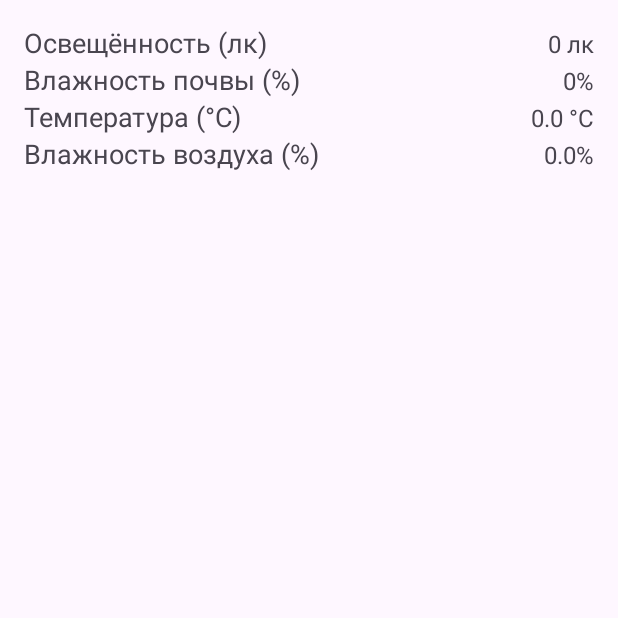
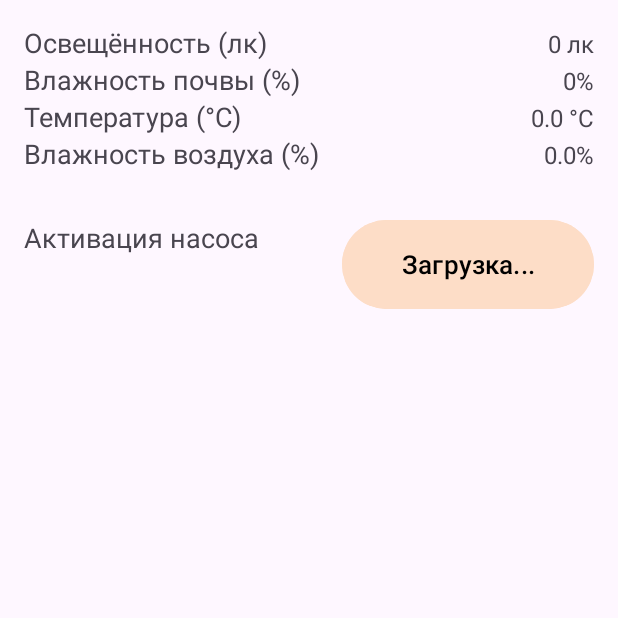
Before and after one commit to Kirrius/Frontend, an Android app built with Jetpack Compose: the MainActivityParametr screen opened directly, with no data from a screen before it, on a phone screen of 412 x 824 dp, the top half of it. Run offline under Robolectric (Android 15) with nearby library versions, the phone set to English and light mode, and no system bars; libraries missing offline, so code that uses them is left out: fi.iki.elonen; Roboto replaces fonts that are not available here; 1 statement that could not run was skipped.

Commit message:
1 commit

```diff
--- a/app/src/main/AndroidManifest.xml
+++ b/app/src/main/AndroidManifest.xml
@@ -70,6 +70,7 @@
             android:label="@string/title_activity_main_activitymenu"
             android:screenOrientation="portrait"
             android:theme="@style/Theme.Plant_care" />
+
         <activity
             android:name=".MainActivityMenu"
             android:exported="false"
--- a/app/src/main/java/com/example/plant_care/MainActivityLogin.kt
+++ b/app/src/main/java/com/example/plant_care/MainActivityLogin.kt
@@ -132,7 +132,7 @@ class MainActivityLogin : AppCompatActivity() {
                         editor.putBoolean("isLoggedIn", true)
                         editor.commit()
 
-                        showToast("Регистрация успешна")
+                       // showToast("Регистрация успешна")
                             // Переходим в MainActivity; ставим флаг skipLoginCheck чтобы главный экран не редиректил обратно.
                             // Также очищаем стек, чтобы не вернуться на экран логина.
                             val intent = Intent(this@MainActivityLogin, MainActivity::class.java)
--- a/app/src/main/java/com/example/plant_care/MainActivityParametr.kt
+++ b/app/src/main/java/com/example/plant_care/MainActivityParametr.kt
@@ -2,33 +2,68 @@ package com.example.plant_care
 
 import android.os.Bundle
 import android.util.Log
+import android.widget.Button
 import android.widget.TextView
 import android.widget.Toast
 import androidx.appcompat.app.AppCompatActivity
 import fi.iki.elonen.NanoHTTPD
 import org.json.JSONObject
 import java.io.IOException
+import java.io.InputStreamReader
+import java.net.HttpURLConnection
+import java.net.URL
 
 class MainActivityParametr : AppCompatActivity() {
     private var sensorDataServer: SensorDataServer? = null
+
+    // UI элементы (соответствуют вашему XML)
+    private lateinit var lightValueTv: TextView
+    private lateinit var soilValueTv: TextView
+    private lateinit var tempValueTv: TextView
+    private lateinit var humidityValueTv: TextView
+    private lateinit var pumpButton: Button
+
+    // Хост ESP по умолчанию (используйте IP если mDNS не доступен)
+    private var espHost = "http://esp32.local" // замените на "http://192.168.x.y" при необходимости
+
+    // Текущее известное состояние насоса (null = неизвестно)
+    private var pumpStateKnown: Boolean? = null
 
     override fun onCreate(savedInstanceState: Bundle?) {
         super.onCreate(savedInstanceState)
         setContentView(R.layout.activity_main_parametr)
 
-        // Запускаем сервер для приема данных
+        // Находим UI по id из вашего XML
+        lightValueTv = findViewById(R.id.lightValue)
+        soilValueTv = findViewById(R.id.soilValue)
+        tempValueTv = findViewById(R.id.tempValue)
+        humidityValueTv = findViewById(R.id.humidityValue)
+        pumpButton = findViewById(R.id.button11)
+
+        // Инициализация текста кнопки
+        pumpButton.text = "Загрузка..."
+
+        // Клик по кнопке: переключаем насос
+        pumpButton.setOnClickListener {
+            // отправляем команду toggle на ESP
+            sendTogglePumpRequest(espHost)
+        }
+
+        // Запускаем сервер для приёма данных от ESP
         startSensorServer()
+
+        // Попытка получить текущее состояние насоса при старте
+        requestPumpStatus(espHost)
     }
 
     private fun startSensorServer() {
         sensorDataServer = SensorDataServer(8080)
         try {
             sensorDataServer?.start()
-            //showToast("Сервер запущен на порту 8080")
             Log.d("SensorServer", "Сервер запущен")
         } catch (e: IOException) {
-           // showToast("Ошибка запуска сервера")
             Log.e("SensorServer", "Ошибка запуска", e)
+            showToast("Ошибка запуска локального сервера")
         }
     }
 
@@ -66,26 +101,33 @@ class MainActivityParametr : AppCompatActivity() {
                 // Парсинг JSON
                 val json = JSONObject(postData)
                 val deviceId = json.optString("device", "unknown")
-                val sensors = json.getJSONObject("sensors")
+                val sensors = json.optJSONObject("sensors") ?: JSONObject()
 
-                // Извлечение значений
-                val light = sensors.getInt("light")
-                val soil = sensors.getInt("soil")
-                val temp = sensors.getDouble("temp")
-                val humidity = sensors.getDouble("humidity")
+                // Извлечение значений (без падения, если чего-то нет)
+                val light = sensors.optInt("light", 0)
+                val soil = sensors.optInt("soil", 0)
+                val temp = sensors.optDouble("temp", Double.NaN)
+                val humidity = sensors.optDouble("humidity", Double.NaN)
+                val pump = sensors.optBoolean("pump", false) // <- если ESP присылает
 
-                // Вывод в консоль (Logcat)
                 Log.i("SENSOR_VALUES", "===================================")
+                Log.i("SENSOR_VALUES", "Device: $deviceId")
                 Log.i("SENSOR_VALUES", "Освещенность: $light лк")
                 Log.i("SENSOR_VALUES", "Влажность почвы: $soil%")
                 Log.i("SENSOR_VALUES", "Температура: $temp °C")
                 Log.i("SENSOR_VALUES", "Влажность воздуха: $humidity%")
+                Log.i("SENSOR_VALUES", "Насос (from ESP): ${if (pump) "ON" else "OFF"}")
                 Log.i("SENSOR_VALUES", "===================================")
 
                 // Обновление UI
                 runOnUiThread {
                     updateSensorValues(light, soil, temp, humidity)
+                    // если в приходящем JSON есть поле pump — обновляем состояние кнопки
+                    updatePumpUI(pump)
                 }
+
+                // Опционально: зафиксировать IP ESP как последний отправитель (если понадобится)
+                // Здесь мы не извлекаем IP из session напрямую, чтобы не зависеть от версии NanoHTTPD.
 
                 // Успешный ответ
                 newFixedLengthResponse(
@@ -109,11 +151,117 @@ class MainActivityParametr : AppCompatActivity() {
     }
 
     private fun updateSensorValues(light: Int, soil: Int, temp: Double, humidity: Double) {
-        findViewById<TextView>(R.id.lightValue).text = "$light лк"
-        findViewById<TextView>(R.id.soilValue).text = "$soil%"
-        findViewById<TextView>(R.id.tempValue).text = "%.1f °C".format(temp)
-        findViewById<TextView>(R.id.humidityValue).text = "%.1f%%".format(humidity)
+        lightValueTv.text = "$light лк"
+        soilValueTv.text = "$soil%"
+        tempValueTv.text = if (temp.isNaN()) "--" else "%.1f °C".format(temp)
+        humidityValueTv.text = if (humidity.isNaN()) "--" else "%.1f%%".format(humidity)
 
         Log.d("UI", "Updated values: light=$light, soil=$soil, temp=$temp, humidity=$humidity")
     }
+
+    // Обновление UI кнопки по состоянию насоса
+    private fun updatePumpUI(isOn: Boolean) {
+        pumpStateKnown = isOn
+        pumpButton.text = if (isOn) "Выключить насос" else "Включить насос"
+    }
+
+    // Отправка POST запроса на ESP /togglePump
+    private fun sendTogglePumpRequest(host: String) {
+        Thread {
+            try {
+                val url = URL("$host/togglePump")
+                val conn = (url.openConnection() as HttpURLConnection).apply {
+                    requestMethod = "POST"
+                    doOutput = true
+                    connectTimeout = 5000
+                    readTimeout = 5000
+                    setRequestProperty("Content-Type", "application/json")
+                }
+
+                // отправим пустой JSON — ESP не требует тела
+                conn.outputStream.use { os ->
+                    os.write("{}".toByteArray())
+                    os.flush()
+                }
+
+                val code = conn.responseCode
+                val resp = try {
+                    InputStreamReader(if (code in 200..299) conn.inputStream else conn.errorStream ?: conn.inputStream).use { it.readText() }
+                } catch (e: Exception) {
+                    ""
+                }
+
+                Log.d("PumpToggle", "HTTP $code, resp: $resp")
+
+                // Попытка распарсить ответ JSON {"pump":true/false}
+                var newState: Boolean? = null
+                try {
+                    if (resp.isNotBlank()) {
+                        val j = JSONObject(resp)
+                        if (j.has("pump")) newState = j.getBoolean("pump")
+                    }
+                } catch (e: Exception) {
+                    Log.w("PumpToggle", "Не удалось распарсить ответ в JSON", e)
+                }
+
+                runOnUiThread {
+                    if (code in 200..299) {
+                        if (newState != null) updatePumpUI(newState)
+                        else {
+                            // если состояние не вернули — инвертируем локально (предположение)
+                            pumpStateKnown = pumpStateKnown?.not() ?: null
+                            pumpStateKnown?.let { updatePumpUI(it) }
+                        }
+                    } else {
+                        showToast("Ошибка управления насосом (код $code)")
+                    }
+                }
+                conn.disconnect()
+            } catch (e: Exception) {
+                Log.e("PumpToggle", "Error toggling pump", e)
+                runOnUiThread {
+                    showToast("Ошибка отправки команды: ${e.message}")
+                }
+            }
+        }.start()
+    }
+
+    // Получить статус насоса с ESP (/pumpStatus)
+    private fun requestPumpStatus(host: String) {
+        Thread {
+            try {
+                val url = URL("$host/pumpStatus")
+                val conn = (url.openConnection() as HttpURLConnection).apply {
+                    requestMethod = "GET"
+                    connectTimeout = 4000
+                    readTimeout = 4000
+                }
+
+                val code = conn.responseCode
+                val resp = try {
+                    InputStreamReader(if (code in 200..299) conn.inputStream else conn.errorStream ?: conn.inputStream).use { it.readText() }
+                } catch (e: Exception) {
+                    ""
+                }
+
+                Log.d("PumpStatus", "HTTP $code, resp: $resp")
+
+                if (code in 200..299 && resp.isNotBlank()) {
+                    try {
+                        val j = JSONObject(resp)
+                        val pump = j.optBoolean("pump", false)
+                        runOnUiThread { updatePumpUI(pump) }
+                    } catch (e: Exception) {
+                        Log.w("PumpStatus", "Не удалось распарсить JSON", e)
+                    }
+                } else {
+                    Log.w("PumpStatus", "Non-OK response $code")
+                }
+
+                conn.disconnect()
+            } catch (e: Exception) {
+                Log.e("PumpStatus", "Error requesting pump status", e)
+            }
+        }.start()
+    }
 }
--- a/app/src/main/java/com/example/plant_care/MainActivitylogin2.kt
+++ b/app/src/main/java/com/example/plant_care/MainActivitylogin2.kt
@@ -118,7 +118,7 @@ class MainActivitylogin2 : AppCompatActivity() {
                         // Фаллбек: если тело пустое, но код 200 — считаем вход успешным
                         if (responseBody.isNullOrEmpty()) {
                             saveLoginAndGoMain(email, null)
-                          //  showToast("Вход выполнен (без тела ответа).")
+                            //  showToast("Вход выполнен (без тела ответа).")
                             return@withContext
                         }
 
@@ -141,7 +141,7 @@ class MainActivitylogin2 : AppCompatActivity() {
                             Log.e(TAG, "JSON parsing error", e)
                             // Если парсинг упал, но HTTP 200 — делаем fallback
                             saveLoginAndGoMain(email, null)
-                           // showToast("Вход выполнен (не удалось распарсить ответ).")
+                            // showToast("Вход выполнен (не удалось распарсить ответ).")
                         }
                     } else {
                         // Ошибки HTTP
--- a/app/src/main/res/layout/activity_main_parametr.xml
+++ b/app/src/main/res/layout/activity_main_parametr.xml
@@ -1,11 +1,11 @@
 <?xml version="1.0" encoding="utf-8"?>
-<androidx.constraintlayout.widget.ConstraintLayout
-    xmlns:android="http://schemas.android.com/apk/res/android"
+<androidx.constraintlayout.widget.ConstraintLayout xmlns:android="http://schemas.android.com/apk/res/android"
     xmlns:app="http://schemas.android.com/apk/res-auto"
     xmlns:tools="http://schemas.android.com/tools"
     android:id="@+id/main"
     android:layout_width="match_parent"
     android:layout_height="match_parent"
+    android:backgroundTint="@color/menu"
     android:padding="16dp"
     tools:context=".MainActivityParametr">
 
@@ -16,7 +16,7 @@
         android:text="Освещённость (лк)"
         android:textSize="18sp"
         app:layout_constraintStart_toStartOf="parent"
-        app:layout_constraintTop_toTopOf="parent"/>
+        app:layout_constraintTop_toTopOf="parent" />
 
     <TextView
         android:id="@+id/lightValue"
@@ -35,7 +35,7 @@
         android:text="Влажность почвы (%)"
         android:textSize="18sp"
         app:layout_constraintStart_toStartOf="parent"
-        app:layout_constraintTop_toBottomOf="@id/lightLabel"/>
+        app:layout_constraintTop_toBottomOf="@id/lightLabel" />
 
     <TextView
         android:id="@+id/soilValue"
@@ -44,7 +44,7 @@
         android:text="0%"
         android:textSize="16sp"
         app:layout_constraintBaseline_toBaselineOf="@id/soilLabel"
-        app:layout_constraintEnd_toEndOf="parent"/>
+        app:layout_constraintEnd_toEndOf="parent" />
 
     <TextView
         android:id="@+id/tempLabel"
@@ -53,7 +53,7 @@
         android:text="Температура (°C)"
         android:textSize="18sp"
         app:layout_constraintStart_toStartOf="parent"
-        app:layout_constraintTop_toBottomOf="@id/soilLabel"/>
+        app:layout_constraintTop_toBottomOf="@id/soilLabel" />
 
     <TextView
         android:id="@+id/tempValue"
@@ -62,7 +62,7 @@
         android:text="0.0 °C"
         android:textSize="16sp"
         app:layout_constraintBaseline_toBaselineOf="@id/tempLabel"
-        app:layout_constraintEnd_toEndOf="parent"/>
+        app:layout_constraintEnd_toEndOf="parent" />
 
     <TextView
         android:id="@+id/humidityLabel"
@@ -71,7 +71,17 @@
         android:text="Влажность воздуха (%)"
         android:textSize="18sp"
         app:layout_constraintStart_toStartOf="parent"
-        app:layout_constraintTop_toBottomOf="@id/tempLabel"/>
+        app:layout_constraintTop_toBottomOf="@id/tempLabel" />
+
+    <TextView
+        android:id="@+id/humidityLabel2"
+        android:layout_width="wrap_content"
+        android:layout_height="wrap_content"
+        android:layout_marginTop="56dp"
+        android:text="Активация насоса"
+        android:textSize="18sp"
+        app:layout_constraintStart_toStartOf="parent"
+        app:layout_constraintTop_toBottomOf="@id/tempLabel" />
 
     <TextView
         android:id="@+id/humidityValue"
@@ -80,6 +90,21 @@
         android:text="0.0%"
         android:textSize="16sp"
         app:layout_constraintBaseline_toBaselineOf="@id/humidityLabel"
-        app:layout_constraintEnd_toEndOf="parent"/>
+        app:layout_constraintEnd_toEndOf="parent" />
+
+    <Button
+        android:id="@+id/button11"
+        android:layout_width="168dp"
+        android:layout_height="67dp"
+        android:backgroundTint="@color/reg_button_colour"
+        android:text="Активировать"
+        android:textColor="@color/black"
+        android:textSize="17sp"
+        app:layout_constraintBottom_toBottomOf="parent"
+        app:layout_constraintEnd_toEndOf="parent"
+        app:layout_constraintHorizontal_bias="1.0"
+        app:layout_constraintStart_toStartOf="parent"
+        app:layout_constraintTop_toTopOf="parent"
+        app:layout_constraintVertical_bias="0.175" />
 
 </androidx.constraintlayout.widget.ConstraintLayout>
```
Also changed, not shown: app/src/main/java/com/example/plant_care/MainActivity.kt (+25 -9 lines), app/src/main/java/com/example/plant_care/MainActivityInput.kt (+13 -9 lines). Lines whose indentation alone changed are shown as unchanged.
